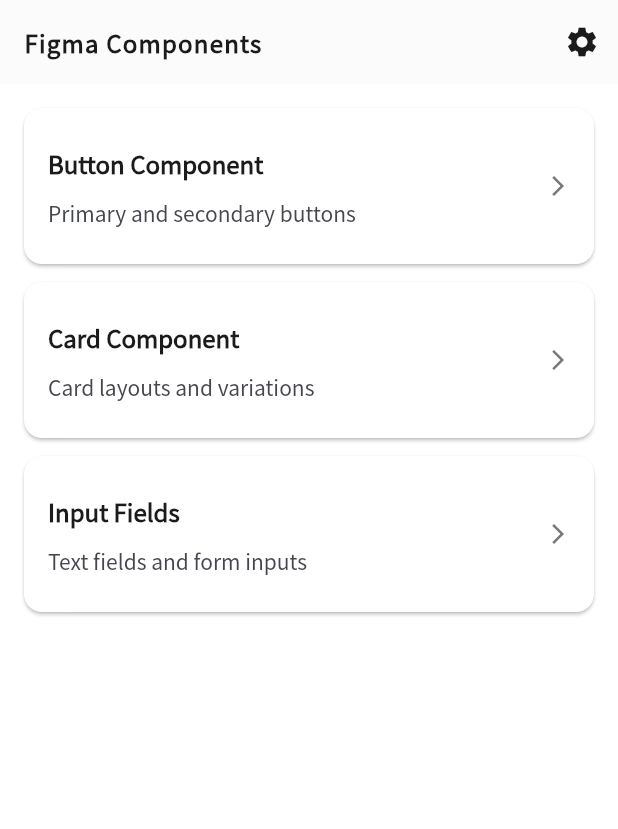
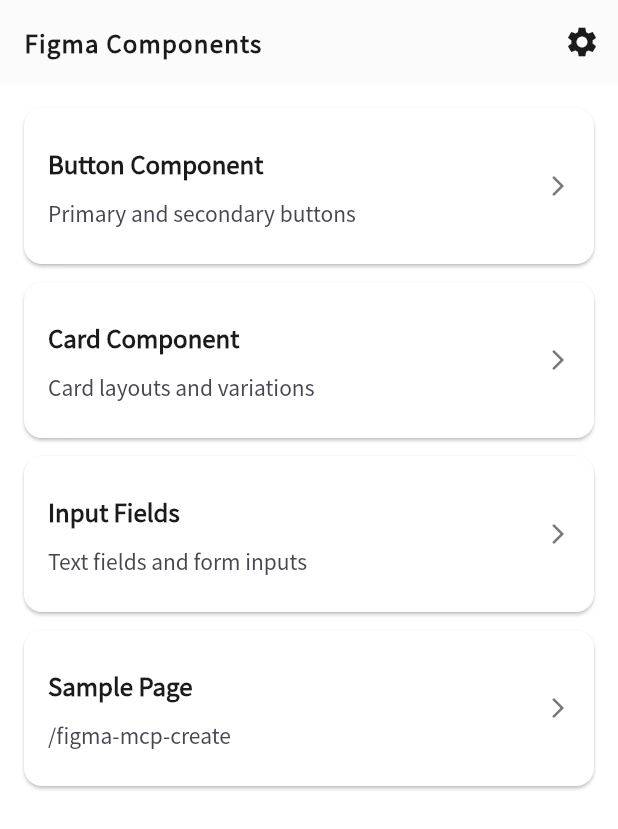
Before and after one commit to bull-012/figma-devmode-mcp-lab, a Flutter app: the screen it shows after launch, on a phone screen of 412 x 824 dp. Shown: the top 829 px of the screen. Run offline on Flutter 3.47's test engine with Material 3 defaults, Android fonts, the phone set to English and light mode, and no system bars; our stand-ins replace google_fonts.

Commit message:
refactor: demo用

```diff
--- a/lib/screens/home_screen.dart
+++ b/lib/screens/home_screen.dart
@@ -1,4 +1,5 @@
 import 'package:flutter/material.dart';
+
 import 'settings_screen.dart';
 
 class HomeScreen extends StatelessWidget {
@@ -37,6 +38,20 @@
           );
         },
       ),
+      // ComponentItem(
+      //   title: 'Sample Page',
+      //   description: '/figma-mcp-create',
+      //   onTap: () {},
+      // ),
+      //
+      // Create a screen at the location where this is tapped.
+
+      // claude mcp add --transport sse figma-dev-mode-mcp-server http://127.0.0.1:3845/sse
+      ComponentItem(
+        title: 'Sample Page',
+        description: '/figma-mcp-create',
+        onTap: () {},
+      ),
     ];
 
     return Scaffold(
@@ -52,9 +67,7 @@
             onPressed: () {
               Navigator.push(
                 context,
-                MaterialPageRoute(
-                  builder: (context) => const SettingsScreen(),
-                ),
+                MaterialPageRoute(builder: (context) => const SettingsScreen()),
               );
             },
           ),
```
